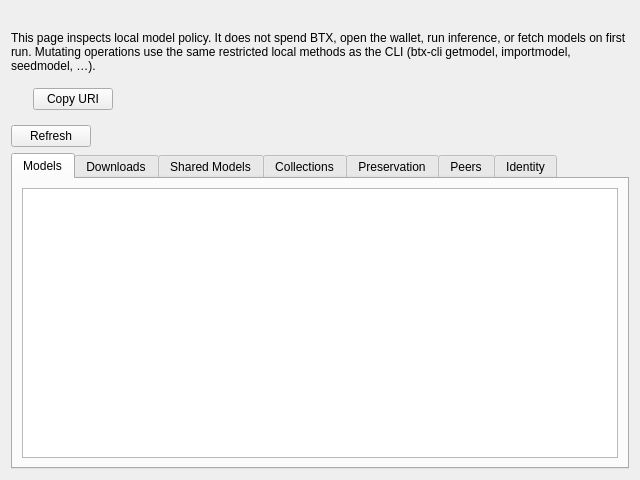
Old version of the form src/qt/forms/modelnetpage.ui in the repository MendeMatthias/btx-upstream.
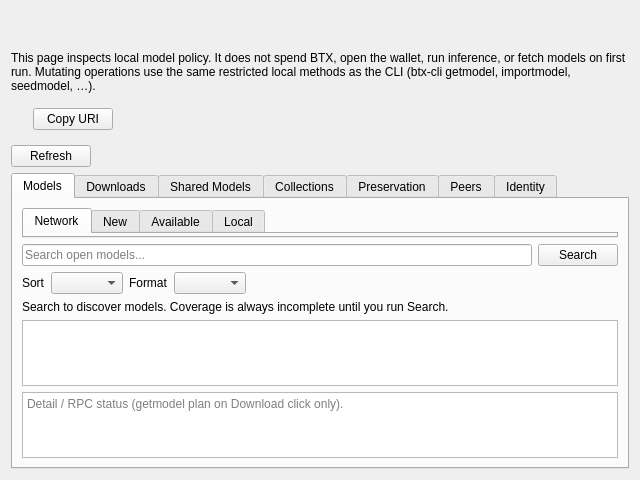
New version of the form.

What changed in the file:
```diff
--- a/src/qt/forms/modelnetpage.ui
+++ b/src/qt/forms/modelnetpage.ui
@@ -14,6 +14,16 @@
    <string>Models</string>
   </property>
   <layout class="QVBoxLayout" name="verticalLayout">
+   <item>
+    <widget class="QLabel" name="resourceGovernorStatusLabel">
+     <property name="wordWrap">
+      <bool>true</bool>
+     </property>
+     <property name="textInteractionFlags">
+      <set>Qt::TextSelectableByMouse</set>
+     </property>
+    </widget>
+   </item>
    <item>
     <widget class="QLabel" name="consentLabel">
      <property name="wordWrap">
@@ -110,11 +120,125 @@
        <string>Models</string>
       </attribute>
       <layout class="QVBoxLayout" name="verticalLayoutModels">
+       <item>
+        <widget class="QTabWidget" name="modelsScopeTabWidget">
+         <property name="currentIndex">
+          <number>0</number>
+         </property>
+         <widget class="QWidget" name="tabScopeNetwork">
+          <attribute name="title">
+           <string>Network</string>
+          </attribute>
+         </widget>
+         <widget class="QWidget" name="tabScopeNew">
+          <attribute name="title">
+           <string>New</string>
+          </attribute>
+         </widget>
+         <widget class="QWidget" name="tabScopeAvailable">
+          <attribute name="title">
+           <string>Available</string>
+          </attribute>
+         </widget>
+         <widget class="QWidget" name="tabScopeLocal">
+          <attribute name="title">
+           <string>Local</string>
+          </attribute>
+         </widget>
+        </widget>
+       </item>
+       <item>
+        <layout class="QHBoxLayout" name="searchRowLayout">
+         <item>
+          <widget class="QLineEdit" name="searchLineEdit">
+           <property name="placeholderText">
+            <string>Search open models...</string>
+           </property>
+           <property name="clearButtonEnabled">
+            <bool>true</bool>
+           </property>
+          </widget>
+         </item>
+         <item>
+          <widget class="QPushButton" name="searchButton">
+           <property name="text">
+            <string>Search</string>
+           </property>
+          </widget>
+         </item>
+        </layout>
+       </item>
+       <item>
+        <layout class="QHBoxLayout" name="filterRowLayout">
+         <item>
+          <widget class="QLabel" name="sortLabel">
+           <property name="text">
+            <string>Sort</string>
+           </property>
+          </widget>
+         </item>
+         <item>
+          <widget class="QComboBox" name="sortCombo"/>
+         </item>
+         <item>
+          <widget class="QLabel" name="formatLabel">
+           <property name="text">
+            <string>Format</string>
+           </property>
+          </widget>
+         </item>
+         <item>
+          <widget class="QComboBox" name="formatCombo"/>
+         </item>
+         <item>
+          <spacer name="filterRowSpacer">
+           <property name="orientation">
+            <enum>Qt::Horizontal</enum>
+           </property>
+           <property name="sizeHint" stdset="0">
+            <size>
+             <width>40</width>
+             <height>20</height>
+            </size>
+           </property>
+          </spacer>
+         </item>
+        </layout>
+       </item>
+       <item>
+        <widget class="QLabel" name="searchCoverageLabel">
+         <property name="wordWrap">
+          <bool>true</bool>
+         </property>
+         <property name="text">
+          <string>Search to discover models. Coverage is always incomplete until you run Search.</string>
+         </property>
+        </widget>
+       </item>
+       <item>
+        <widget class="QListWidget" name="resultsList">
+         <property name="alternatingRowColors">
+          <bool>true</bool>
+         </property>
+         <property name="selectionMode">
+          <enum>QAbstractItemView::SingleSelection</enum>
+         </property>
+        </widget>
+       </item>
        <item>
         <widget class="QPlainTextEdit" name="modelsOutput">
+         <property name="maximumSize">
+          <size>
+           <width>16777215</width>
+           <height>140</height>
+          </size>
+         </property>
          <property name="readOnly">
           <bool>true</bool>
          </property>
+         <property name="placeholderText">
+          <string>Detail / RPC status (getmodel plan on Download click only).</string>
+         </property>
         </widget>
        </item>
       </layout>
```
